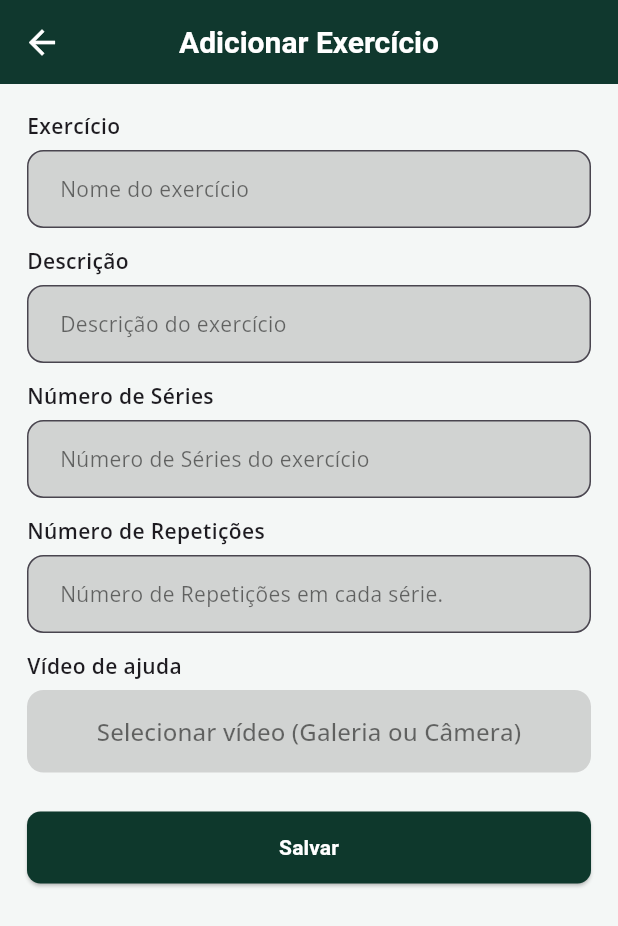
After one commit to RafaelBertasso/OmbroPlus, a Flutter app: the NewProtocolPage screen opened by its route, after a tap on "Adicionar exercício", on a phone screen of 412 x 824 dp. The commit adds this screen. Shown: the top 926 px of the screen. Run offline on Flutter 3.47's test engine with Material 3 defaults, Android fonts, the phone set to English and light mode, and no system bars; our stand-ins replace cloud_firestore, firebase_auth, firebase_core, google_fonts, image_picker; accounts and stored records are empty.

Commit message:
Criei as telas de novo protocolo e novo exercício. fiz também algumas mudanças nas páginas home, protocolos e lista de pacientes

```diff
--- a/lib/screens/doctor/doctor.home.page.dart
+++ b/lib/screens/doctor/doctor.home.page.dart
@@ -2,6 +2,7 @@ import 'package:Ombro_Plus/components/doctor.navbar.dart';
 import 'package:Ombro_Plus/components/feature.card.dart';
 import 'package:flutter/material.dart';
 import 'package:google_fonts/google_fonts.dart';
+import 'package:firebase_auth/firebase_auth.dart';
 
 class DoctorHomePage extends StatefulWidget {
   const DoctorHomePage({super.key});
@@ -12,6 +13,7 @@ class DoctorHomePage extends StatefulWidget {
 
 class _DoctorHomePageState extends State<DoctorHomePage> {
   final int _selectedIndex = 0;
+  final user = FirebaseAuth.instance.currentUser;
 
   void _onTabTapped(int index) {
     if (index == _selectedIndex) return;
@@ -68,7 +70,7 @@ class _DoctorHomePageState extends State<DoctorHomePage> {
                   crossAxisAlignment: CrossAxisAlignment.start,
                   children: [
                     Text(
-                      'Bem vindo, [Nome do Médico]',
+                      'Bem vindo, ${user?.displayName ?? "Médico"}',
                       style: GoogleFonts.montserrat(
                         fontSize: 24,
                         fontWeight: FontWeight.bold,
@@ -87,7 +89,7 @@ class _DoctorHomePageState extends State<DoctorHomePage> {
                                 borderRadius: BorderRadiusGeometry.circular(8),
                               ),
                             ),
-                            onPressed: () {},
+                            onPressed: () => Navigator.pushNamed(context, '/new-protocol'),
                             child: Text(
                               'Nova sessão',
                               style: TextStyle(color: Colors.white),
--- a/lib/screens/doctor/doctor.protocols.page.dart
+++ b/lib/screens/doctor/doctor.protocols.page.dart
@@ -44,8 +44,8 @@ class _DoctorProtocolsPageState extends State<DoctorProtocolsPage> {
     return Scaffold(
       backgroundColor: Color(0xFFF4F7F6),
       floatingActionButton: FloatingActionButton(
-        onPressed: () {},
-        backgroundColor: Color(0xFF2A5C7D),
+        onPressed: () => Navigator.pushNamed(context, '/new-protocol'),
+        backgroundColor: Color(0xFF0E382C),
         tooltip: 'Adicionar Protocolo',
         child: Icon(Icons.add, color: Colors.white),
       ),
@@ -95,7 +95,10 @@ class _DoctorProtocolsPageState extends State<DoctorProtocolsPage> {
                               style: GoogleFonts.openSans(fontSize: 13),
                             ),
                             onTap: () {},
-                            trailing: Icon(Icons.chevron_right, color: Colors.grey),
+                            trailing: Icon(
+                              Icons.chevron_right,
+                              color: Colors.grey,
+                            ),
                           ),
                         );
                       },
--- /dev/null
+++ b/lib/screens/doctor/new.exercise.page.dart
@@ -0,0 +1,252 @@
+import 'package:flutter/material.dart';
+import 'package:google_fonts/google_fonts.dart';
+import 'package:image_picker/image_picker.dart';
+
+class NewExercisePage extends StatefulWidget {
+  const NewExercisePage({super.key});
+
+  @override
+  State<NewExercisePage> createState() => _NewExercisePageState();
+}
+
+class _NewExercisePageState extends State<NewExercisePage> {
+  String? videoFileName;
+  XFile? videoFile;
+  final _picker = ImagePicker();
+
+  void _showVideoOptions() {
+    showModalBottomSheet(
+      backgroundColor: Color(0xFF0E382C),
+      context: context,
+      builder: (context) => SafeArea(
+        child: Wrap(
+          children: [
+            ListTile(
+              leading: Icon(Icons.video_library, color: Colors.white),
+              title: Text(
+                'Galeria',
+                style: GoogleFonts.openSans(
+                  color: Colors.white,
+                  fontWeight: FontWeight.w600,
+                ),
+              ),
+              onTap: () async {
+                Navigator.pop(context);
+                final XFile? video = await _picker.pickVideo(
+                  source: ImageSource.gallery,
+                );
+                if (video != null) {
+                  setState(() {
+                    videoFile = video;
+                    videoFileName = video.name;
+                  });
+                }
+              },
+            ),
+            ListTile(
+              leading: Icon(Icons.videocam, color: Colors.white),
+              title: Text(
+                'Câmera',
+                style: GoogleFonts.openSans(
+                  color: Colors.white,
+                  fontWeight: FontWeight.w600,
+                ),
+              ),
+              onTap: () async {
+                Navigator.pop(context);
+                final XFile? video = await _picker.pickVideo(
+                  source: ImageSource.camera,
+                );
+                if (video != null) {
+                  setState(() {
+                    videoFile = video;
+                    videoFileName = video.name;
+                  });
+                }
+              },
+            ),
+          ],
+        ),
+      ),
+    );
+  }
+
+  @override
+  Widget build(BuildContext context) {
+    return Scaffold(
+      backgroundColor: Color(0xFFF4F7F6),
+      appBar: AppBar(
+        backgroundColor: Color(0xFF0E382C),
+        title: Text(
+          'Adicionar Exercício',
+          style: TextStyle(
+            color: Colors.white,
+            fontWeight: FontWeight.bold,
+            fontSize: 20,
+          ),
+        ),
+        iconTheme: IconThemeData(color: Colors.white, size: 26),
+        elevation: 0.4,
+        centerTitle: true,
+      ),
+      body: SingleChildScrollView(
+        child: Padding(
+          padding: const EdgeInsets.all(18.0),
+          child: Column(
+            crossAxisAlignment: CrossAxisAlignment.start,
+            children: [
+              Text(
+                'Exercício',
+                style: GoogleFonts.openSans(fontWeight: FontWeight.w600),
+              ),
+              SizedBox(height: 6),
+              TextField(
+                decoration: InputDecoration(
+                  hint: Text(
+                    'Nome do exercício',
+                    style: GoogleFonts.openSans(color: Colors.black54),
+                  ),
+                  border: OutlineInputBorder(
+                    borderRadius: BorderRadius.circular(11),
+                  ),
+                  fillColor: const Color.fromARGB(140, 181, 181, 181),
+                  contentPadding: EdgeInsets.symmetric(
+                    horizontal: 18,
+                    vertical: 14,
+                  ),
+                  filled: true,
+                ),
+              ),
+              SizedBox(height: 12),
+              Text(
+                'Descrição',
+                style: GoogleFonts.openSans(fontWeight: FontWeight.w600),
+              ),
+              SizedBox(height: 6),
+              TextField(
+                decoration: InputDecoration(
+                  hint: Text(
+                    'Descrição do exercício',
+                    style: GoogleFonts.openSans(color: Colors.black54),
+                  ),
+                  border: OutlineInputBorder(
+                    borderRadius: BorderRadius.circular(11),
+                  ),
+                  fillColor: const Color.fromARGB(140, 181, 181, 181),
+                  contentPadding: EdgeInsets.symmetric(
+                    horizontal: 18,
+                    vertical: 14,
+                  ),
+                  filled: true,
+                ),
+              ),
+              SizedBox(height: 12),
+              Text(
+                'Número de Séries',
+                style: GoogleFonts.openSans(fontWeight: FontWeight.w600),
+              ),
+              SizedBox(height: 6),
+              TextField(
+                keyboardType: TextInputType.number,
+                decoration: InputDecoration(
+                  hint: Text(
+                    'Número de Séries do exercício',
+                    style: GoogleFonts.openSans(color: Colors.black54),
+                  ),
+                  border: OutlineInputBorder(
+                    borderRadius: BorderRadius.circular(11),
+                  ),
+                  fillColor: const Color.fromARGB(140, 181, 181, 181),
+                  contentPadding: EdgeInsets.symmetric(
+                    horizontal: 18,
+                    vertical: 14,
+                  ),
+                  filled: true,
+                ),
+              ),
+              SizedBox(height: 12),
+              Text(
+                'Número de Repetições',
+                style: GoogleFonts.openSans(fontWeight: FontWeight.w600),
+              ),
+              SizedBox(height: 6),
+              TextField(
+                keyboardType: TextInputType.number,
+                decoration: InputDecoration(
+                  hint: Text(
+                    'Número de Repetições em cada série.',
+                    style: GoogleFonts.openSans(color: Colors.black54),
+                  ),
+                  border: OutlineInputBorder(
+                    borderRadius: BorderRadius.circular(11),
+                  ),
+                  fillColor: const Color.fromARGB(140, 181, 181, 181),
+                  contentPadding: EdgeInsets.symmetric(
+                    horizontal: 18,
+                    vertical: 14,
+                  ),
+                  filled: true,
+                ),
+              ),
+              SizedBox(height: 12),
+              Text(
+                'Vídeo de ajuda',
+                style: GoogleFonts.openSans(fontWeight: FontWeight.w600),
+              ),
+              SizedBox(height: 6),
+              OutlinedButton(
+                onPressed: _showVideoOptions,
+                style: OutlinedButton.styleFrom(
+                  padding: EdgeInsets.symmetric(vertical: 16),
+                  backgroundColor: const Color.fromARGB(140, 181, 181, 181),
+                  side: BorderSide.none,
+                  shape: RoundedRectangleBorder(
+                    borderRadius: BorderRadius.circular(11),
+                  ),
+                ),
+                child: Row(
+                  mainAxisAlignment: MainAxisAlignment.start,
+                  children: [
+                    Expanded(
+                      child: Center(
+                        child: Text(
+                          videoFileName != null
+                              ? videoFileName!
+                              : 'Selecionar vídeo (Galeria ou Câmera)',
+                          style: GoogleFonts.openSans(
+                            color: Colors.black54,
+                            fontSize: 16,
+                          ),
+                        ),
+                      ),
+                    ),
+                  ],
+                ),
+              ),
+              SizedBox(height: 26),
+              ElevatedButton(
+                onPressed: () {
+                  // Lógica para salvar o novo exercício
+                },
+                style: ElevatedButton.styleFrom(
+                  backgroundColor: Color(0xFF0E382C),
+                  minimumSize: Size(double.infinity, 48),
+                  shape: RoundedRectangleBorder(
+                    borderRadius: BorderRadius.circular(9),
+                  ),
+                ),
+                child: Text(
+                  'Salvar',
+                  style: TextStyle(
+                    fontWeight: FontWeight.bold,
+                    color: Colors.white,
+                  ),
+                ),
+              ),
+            ],
+          ),
+        ),
+      ),
+    );
+  }
+}
--- /dev/null
+++ b/lib/screens/doctor/new.protocol.page.dart
@@ -0,0 +1,297 @@
+import 'package:flutter/material.dart';
+import 'package:google_fonts/google_fonts.dart';
+
+class NewProtocolPage extends StatefulWidget {
+  const NewProtocolPage({super.key});
+
+  @override
+  State<NewProtocolPage> createState() => _NewProtocolPageState();
+}
+
+class _NewProtocolPageState extends State<NewProtocolPage> {
+  final _protocolNameController = TextEditingController();
+  final _patientNameController = TextEditingController();
+  final _startDateController = TextEditingController();
+  final _endDateController = TextEditingController();
+  final _notesController = TextEditingController();
+
+  List<Map<String, String>> exercises = [];
+
+  @override
+  Widget build(BuildContext context) {
+    return Scaffold(
+      backgroundColor: const Color(0xFFF4F7F6),
+      appBar: AppBar(
+        backgroundColor: const Color(0xFF0E382C),
+        title: Text(
+          'Criar Protocolo',
+          style: GoogleFonts.montserrat(
+            color: Colors.white,
+            fontWeight: FontWeight.bold,
+            fontSize: 20,
+          ),
+        ),
+        iconTheme: const IconThemeData(color: Colors.white, size: 26),
+        elevation: 0.4,
+        centerTitle: true,
+      ),
+      body: SingleChildScrollView(
+        child: Padding(
+          padding: const EdgeInsets.all(18.0),
+          child: Column(
+            crossAxisAlignment: CrossAxisAlignment.start,
+            children: [
+              // Nome do protocolo e Paciente
+              TextField(
+                controller: _protocolNameController,
+                decoration: InputDecoration(
+                  hint: Text(
+                    'Nome do Protocolo',
+                    style: GoogleFonts.openSans(color: Colors.black54),
+                  ),
+                  border: OutlineInputBorder(
+                    borderRadius: BorderRadius.circular(11),
+                  ),
+                  fillColor: const Color.fromARGB(140, 181, 181, 181),
+                  contentPadding: EdgeInsets.symmetric(
+                    horizontal: 18,
+                    vertical: 14,
+                  ),
+                  filled: true,
+                ),
+              ),
+              SizedBox(height: 12),
+              TextField(
+                controller: _patientNameController,
+                decoration: InputDecoration(
+                  hint: Text(
+                    'Nome do Paciente',
+                    style: GoogleFonts.openSans(color: Colors.black54),
+                  ),
+                  border: OutlineInputBorder(
+                    borderRadius: BorderRadius.circular(11),
+                  ),
+                  fillColor: const Color.fromARGB(140, 181, 181, 181),
+                  contentPadding: EdgeInsets.symmetric(
+                    horizontal: 18,
+                    vertical: 14,
+                  ),
+                  filled: true,
+                ),
+              ),
+              SizedBox(height: 26),
+
+              // Exercícios
+              Text(
+                'Exercícios',
+                style: GoogleFonts.montserrat(
+                  fontWeight: FontWeight.bold,
+                  fontSize: 17,
+                ),
+              ),
+              SizedBox(height: 10),
+              Column(
+                children: [
+                  for (final ex in exercises)
+                    Card(
+                      color: Color(0xFFF4F7F6),
+                      shape: RoundedRectangleBorder(
+                        borderRadius: BorderRadius.circular(14),
+                      ),
+                      margin: EdgeInsets.only(bottom: 8),
+                      elevation: 0.8,
+                      child: ListTile(
+                        leading: Icon(
+                          Icons.fitness_center,
+                          color: Color(0xFF667786),
+                        ),
+                        title: Text(
+                          ex['title']!,
+                          style: GoogleFonts.openSans(
+                            fontWeight: FontWeight.w600,
+                            fontSize: 16,
+                          ),
+                        ),
+                        subtitle: Text(
+                          ex['subtitle']!,
+                          style: GoogleFonts.openSans(
+                            fontSize: 14,
+                            color: Colors.black54,
+                          ),
+                        ),
+                        trailing: Icon(Icons.chevron_right),
+                        onTap: () {
+                          // Futuro: editar/excluir exercício
+                        },
+                        contentPadding: EdgeInsets.symmetric(
+                          horizontal: 14,
+                          vertical: 4,
+                        ),
+                      ),
+                    ),
+                  SizedBox(
+                    width: double.infinity,
+                    child: ElevatedButton(
+                      onPressed: () =>
+                          Navigator.pushNamed(context, '/new-exercise'),
+                      style: ElevatedButton.styleFrom(
+                        backgroundColor: const Color.fromARGB(
+                          98,
+                          232,
+                          232,
+                          232,
+                        ),
+                        minimumSize: Size(double.infinity, 48),
+                        shape: RoundedRectangleBorder(
+                          borderRadius: BorderRadius.circular(9),
+                        ),
+                      ),
+                      child: Text(
+                        'Adicionar exercício',
+                        style: GoogleFonts.openSans(
+                          fontWeight: FontWeight.bold,
+                          fontSize: 16,
+                          color: Colors.black,
+                        ),
+                      ),
+                    ),
+                  ),
+                ],
+              ),
+              SizedBox(height: 24),
+
+              // Agendar
+              Text(
+                'Agendar',
+                style: GoogleFonts.montserrat(
+                  fontWeight: FontWeight.bold,
+                  fontSize: 17,
+                ),
+              ),
+              SizedBox(height: 10),
+              TextField(
+                controller: _startDateController,
+                readOnly: true,
+                onTap: () async {
+                  final picked = await showDatePicker(
+                    context: context,
+                    initialDate: DateTime.now(),
+                    firstDate: DateTime(2020),
+                    lastDate: DateTime(2100),
+                  );
+                  if (picked != null) {
+                    _startDateController.text =
+                        '${picked.day.toString().padLeft(2, '0')}/${picked.month.toString().padLeft(2, '0')}/${picked.year}';
+                  }
+                },
+                decoration: InputDecoration(
+                  hint: Text(
+                    'Data de Início',
+                    style: GoogleFonts.openSans(color: Colors.black54),
+                  ),
+                  border: OutlineInputBorder(
+                    borderRadius: BorderRadius.circular(11),
+                  ),
+                  fillColor: const Color.fromARGB(140, 181, 181, 181),
+                  contentPadding: EdgeInsets.symmetric(
+                    horizontal: 18,
+                    vertical: 14,
+                  ),
+                  filled: true,
+                ),
+              ),
+              SizedBox(height: 10),
+              TextField(
+                controller: _endDateController,
+                readOnly: true,
+                onTap: () async {
+                  final picked = await showDatePicker(
+                    context: context,
+                    initialDate: DateTime.now(),
+                    firstDate: DateTime(2020),
+                    lastDate: DateTime(2100),
+                  );
+                  if (picked != null) {
+                    _endDateController.text =
+                        '${picked.day.toString().padLeft(2, '0')}/${picked.month.toString().padLeft(2, '0')}/${picked.year}';
+                  }
+                },
+                decoration: InputDecoration(
+                  hint: Text(
+                    'Data Final',
+                    style: GoogleFonts.openSans(color: Colors.black54),
+                  ),
+                  border: OutlineInputBorder(
+                    borderRadius: BorderRadius.circular(11),
+                  ),
+                  fillColor: const Color.fromARGB(140, 181, 181, 181),
+                  contentPadding: EdgeInsets.symmetric(
+                    horizontal: 18,
+                    vertical: 14,
+                  ),
+                  filled: true,
+                ),
+              ),
+              SizedBox(height: 26),
+
+              // Notas
+              Text(
+                'Notas',
+                style: GoogleFonts.montserrat(
+                  fontWeight: FontWeight.bold,
+                  fontSize: 17,
+                ),
+              ),
+              SizedBox(height: 10),
+              TextField(
+                controller: _notesController,
+                minLines: 3,
+                maxLines: 6,
+                decoration: InputDecoration(
+                  hint: Text(
+                    'Adicionar anotações para o paciente',
+                    style: GoogleFonts.openSans(color: Colors.black54),
+                  ),
+                  border: OutlineInputBorder(
+                    borderRadius: BorderRadius.circular(13),
+                  ),
+                  fillColor: const Color.fromARGB(140, 181, 181, 181),
+                  filled: true,
+                  contentPadding: EdgeInsets.symmetric(
+                    horizontal: 18,
+                    vertical: 16,
+                  ),
+                ),
+              ),
+              SizedBox(height: 28),
+              SizedBox(
+                width: double.infinity,
+                child: ElevatedButton(
+                  onPressed: () {
+                    // Salvar protocolo
+                  },
+                  style: ElevatedButton.styleFrom(
+                    backgroundColor: Color(0xFF0E382C),
+                    minimumSize: Size(double.infinity, 48),
+                    shape: RoundedRectangleBorder(
+                      borderRadius: BorderRadius.circular(9),
+                    ),
+                  ),
+                  child: Text(
+                    'Salvar Protocolo',
+                    style: GoogleFonts.openSans(
+                      fontWeight: FontWeight.bold,
+                      fontSize: 16,
+                      color: Colors.white,
+                    ),
+                  ),
+                ),
+              ),
+              SizedBox(height: 20),
+            ],
+          ),
+        ),
+      ),
+    );
+  }
+}
--- a/lib/screens/doctor/patient.list.page.dart
+++ b/lib/screens/doctor/patient.list.page.dart
@@ -46,13 +46,12 @@ class _PatientListPageState extends State<PatientListPage> {
             fontSize: 20,
           ),
         ),
-        actions: [
-          IconButton(
-            onPressed: () {},
-            icon: Icon(Icons.add, color: Colors.white, size: 25),
-            tooltip: 'Adicionar paciente',
-          ),
-        ],
+      ),
+      floatingActionButton: FloatingActionButton(
+        onPressed: () => Navigator.pushNamed(context, '/new-patient'),
+        backgroundColor: Color(0xFF0E382C),
+        tooltip: 'Adicionar Paciente',
+        child: Icon(Icons.add, color: Colors.white),
       ),
       body: Column(
         children: [
@@ -86,7 +85,7 @@ class _PatientListPageState extends State<PatientListPage> {
                 return ListTile(
                   leading: CircleAvatar(
                     radius: 25,
-                    backgroundColor: Color(0xFFFFECB3),
+                    backgroundColor: Color(0xFFF4F7F6),
                     child: Icon(Icons.person, color: Colors.black, size: 30),
                   ),
                   title: Text(
--- a/lib/screens/ombroplus.page.dart
+++ b/lib/screens/ombroplus.page.dart
@@ -2,6 +2,8 @@ import 'package:Ombro_Plus/screens/doctor/doctor.chat.page.dart';
 import 'package:Ombro_Plus/screens/doctor/doctor.main.chat.page.dart';
 import 'package:Ombro_Plus/screens/doctor/doctor.profile.page.dart';
 import 'package:Ombro_Plus/screens/doctor/doctor.protocols.page.dart';
+import 'package:Ombro_Plus/screens/doctor/new.exercise.page.dart';
+import 'package:Ombro_Plus/screens/doctor/new.protocol.page.dart';
 import 'package:Ombro_Plus/screens/doctor/patient.detail.page.dart';
 import 'package:Ombro_Plus/screens/doctor/patient.list.page.dart';
 import 'package:Ombro_Plus/screens/doctor/patient.log.page.dart';
@@ -36,6 +38,8 @@ class OmbroPlus extends StatelessWidget {
         '/patient-detail': (context) => PatientDetailPage(),
         '/patient-home': (context) => PatientHomePage(),
         '/patient-log': (context) => PatientLogPage(),
+        '/new-protocol': (context) => NewProtocolPage(),
+        '/new-exercise': (context) => NewExercisePage(),
       },
       initialRoute: _auth.currentUser == null ? '/login' : '/doctor-home',
       debugShowCheckedModeBanner: false,
--- a/pubspec.yaml
+++ b/pubspec.yaml
@@ -14,6 +14,8 @@ dependencies:
   firebase_auth:
   cloud_firestore:
   intl: ^0.20.2
+  cupertino_icons: ^1.0.0
+  image_picker: ^1.0.7
 
 dev_dependencies:
   flutter_test:
```
Also changed, not shown: pubspec.lock, 6 other files.
